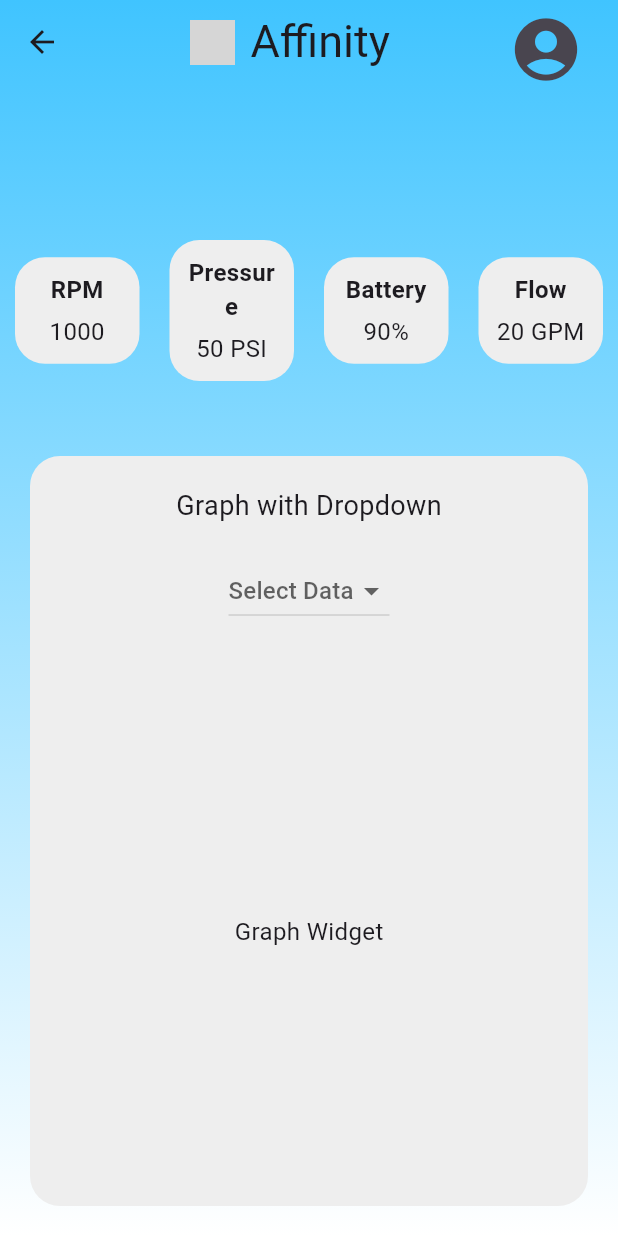
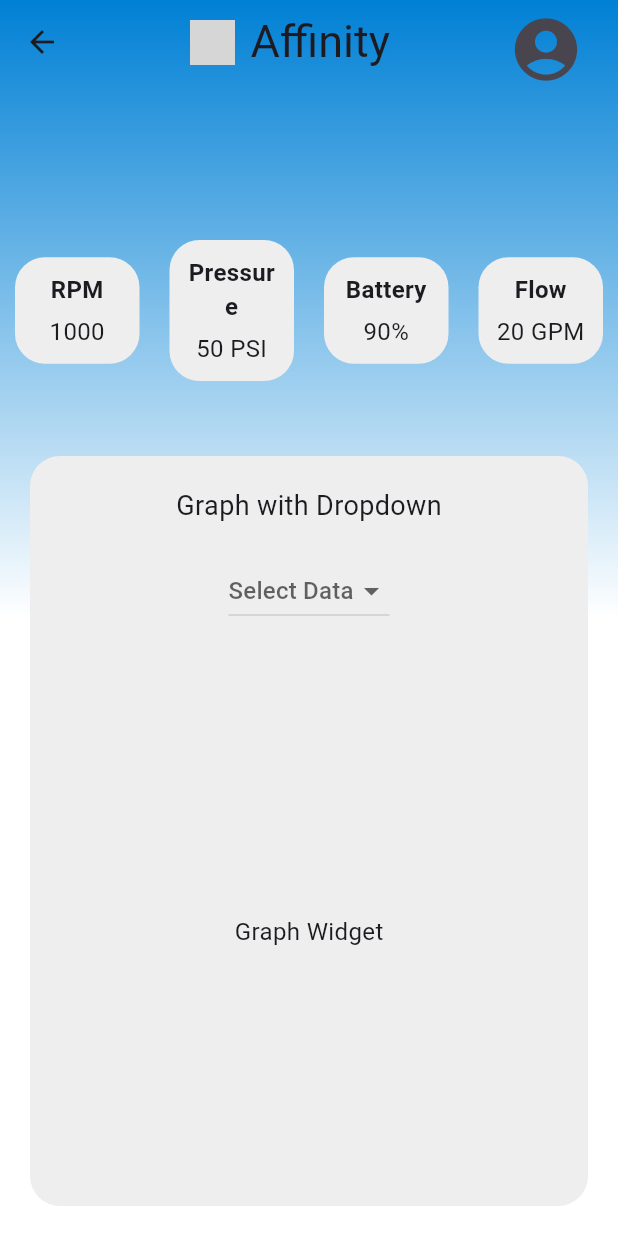
Before and after one commit to Affinity-App/Affinity-App, a Flutter app: the HomePage screen opened directly, on a phone screen of 412 x 824 dp. Run offline on Flutter 3.47's test engine with Material 3 defaults, Android fonts, the phone set to English and light mode, and no system bars; grey boxes are pictures that could not be loaded.

Commit message:
Added app icon and name, edited home page gradient

```diff
--- a/CardiacEngineering-App/lib/pages/homePage.dart
+++ b/CardiacEngineering-App/lib/pages/homePage.dart
@@ -6,14 +6,14 @@ class HomePage extends StatelessWidget {
   Widget build(BuildContext context) {
     return Scaffold(
       extendBodyBehindAppBar: true, // Extend the body behind the app bar
-      appBar: AppBar(
+      appBar: AppBar( // basically the header
         backgroundColor: Colors.transparent, // Make app bar transparent
         elevation: 0, // Remove app bar elevation
         title: Row(
           mainAxisAlignment: MainAxisAlignment.center,
           children: [
             Image.asset(
-              'assets/images/logo.png',
+              '/Users/dustie1/Documents/CBU/JrDesign/Affinity-App/CardiacEngineering-App/lib/assets/images/logo.png',
               height: 30.0,
             ),
             SizedBox(width: 10.0), // Add some space between the logo and text
@@ -48,7 +48,8 @@ class HomePage extends StatelessWidget {
           gradient: LinearGradient(
             begin: Alignment.topCenter,
             end: Alignment.bottomCenter,
-            colors: [Colors.lightBlueAccent, Colors.white],
+            colors: [Color(0xFF0080D5), Colors.white], // gradient color
+            stops: [0.0, 0.5], // manipulate gradient position
           ),
         ),
         child: Column(
```
Also changed, not shown: CardiacEngineering-App/pubspec.lock, 45 other files.
